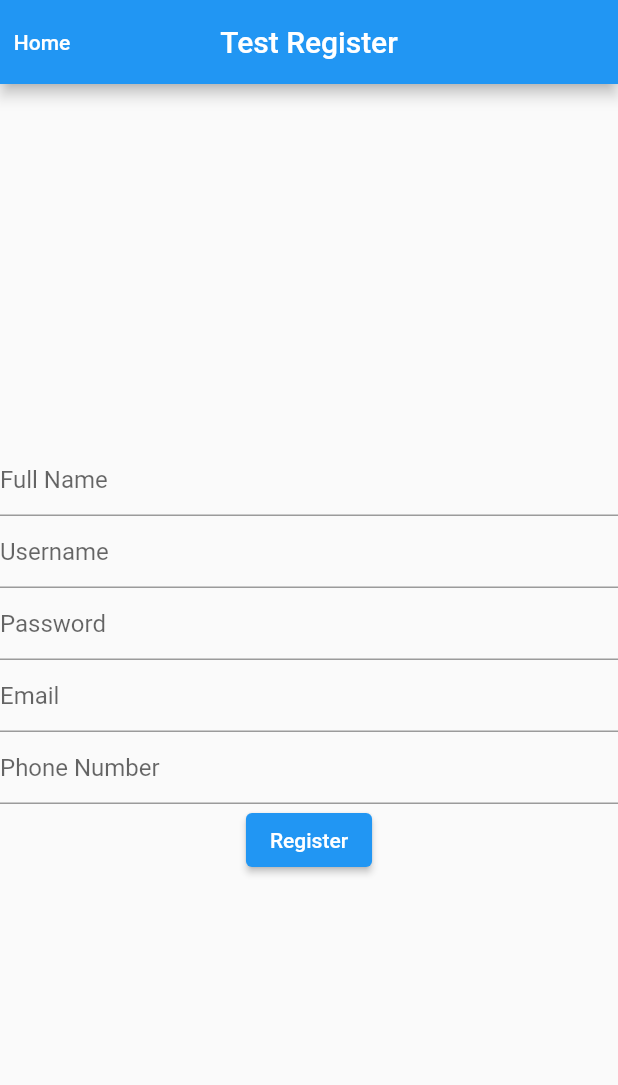
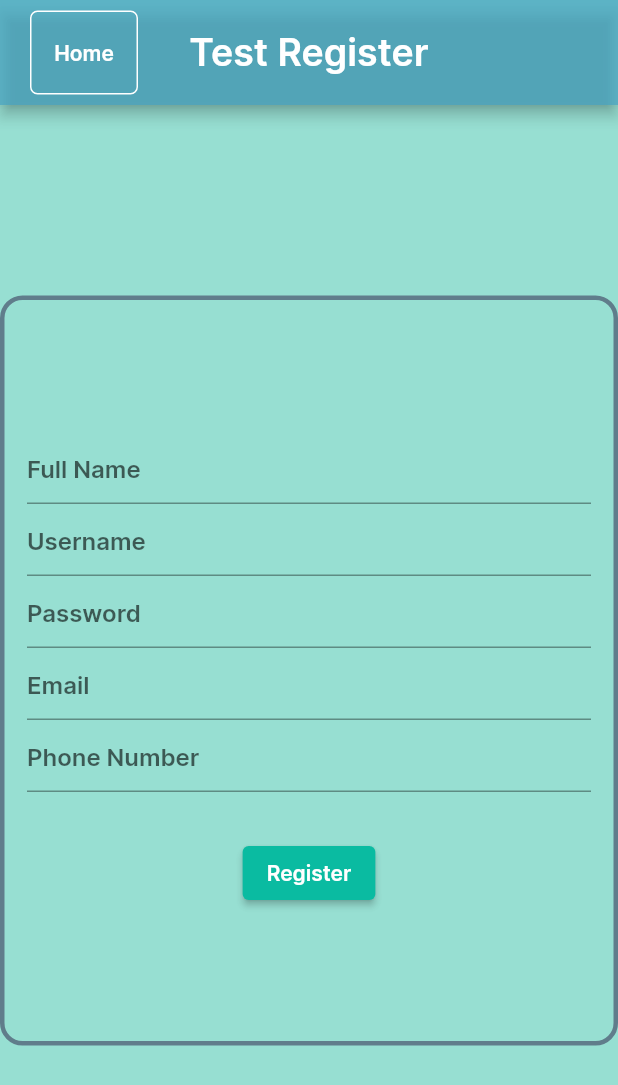
Before and after one commit to bigbarin69/project-flutter, a Flutter app: the screen it shows after launch, after a tap on "Register", on a phone screen of 412 x 824 dp. Shown: the top 1085 px of the screen. Run offline on Flutter 3.47's test engine with Material 2 defaults, Android fonts, the phone set to English and light mode, and no system bars; our stand-ins replace shared_preferences; missing offline and left inert: dart:js_interop.

Commit message:
Final register page

```diff
--- a/lib/register.dart
+++ b/lib/register.dart
@@ -46,12 +46,30 @@ class _MyRegisterState extends State<MyRegister> {
   Widget build(BuildContext context) {
     return MaterialApp(
       title: 'Test Register',
+      theme: ThemeData(
+        fontFamily: 'Interbold',
+        scaffoldBackgroundColor: const Color.fromARGB(175, 104, 208, 189),
+      ),
       debugShowCheckedModeBanner: false,
       home: Scaffold(
         appBar: AppBar(
+          backgroundColor: const Color.fromARGB(178, 70, 164, 196),
           centerTitle: true,
-          title: const Text('Test Register'),
-          leading: TextButton(
+          titleSpacing: 20.0,
+          toolbarHeight: 70.0,
+          title: const Text(
+            'Test Register',
+            style: TextStyle(fontSize: 25.0),
+          ),
+          leading: Row(
+            children: <Widget>[
+              const SizedBox(width: 20.0),
+              Container(
+                padding: const EdgeInsets.all(3.0),
+                decoration: BoxDecoration(
+                    border: Border.all(color: Colors.white),
+                    borderRadius: const BorderRadius.all(Radius.circular(5.0))),
+                child: TextButton(
                   onPressed: () {
                     Navigator.push(context,
                         MaterialPageRoute(builder: (context) => const MyApp()));
@@ -62,8 +80,18 @@ class _MyRegisterState extends State<MyRegister> {
                   ),
                 ),
               ),
-        body: Container(
-          alignment: Alignment.center,
+            ],
+          ),
+          leadingWidth: 100.0,
+        ),
+        body: Center(
+          child: Container(
+            height: 500.0,
+            width: 450.0,
+            padding: const EdgeInsets.all(15.0),
+            decoration: BoxDecoration(
+                border: Border.all(color: Colors.blueGrey, width: 3.0),
+                borderRadius: const BorderRadius.all(Radius.circular(15.0))),
             child: Column(
                 mainAxisAlignment: MainAxisAlignment.center,
                 children: <Widget>[
@@ -88,7 +116,13 @@ class _MyRegisterState extends State<MyRegister> {
                     keyboardType: TextInputType.number,
                     decoration: const InputDecoration(hintText: 'Phone Number'),
                   ),
+                  const SizedBox(
+                    height: 30.0,
+                  ),
                   ElevatedButton(
+                      style: ElevatedButton.styleFrom(
+                          backgroundColor:
+                              const Color.fromARGB(255, 10, 187, 161)),
                       onPressed: () {
                         setState(() {
                           createregister(myUsername.text, myPassword.text,
@@ -99,6 +133,7 @@ class _MyRegisterState extends State<MyRegister> {
                 ]),
           ),
         ),
+      ),
     );
   }
 }
```
Lines whose indentation alone changed are shown as unchanged.
